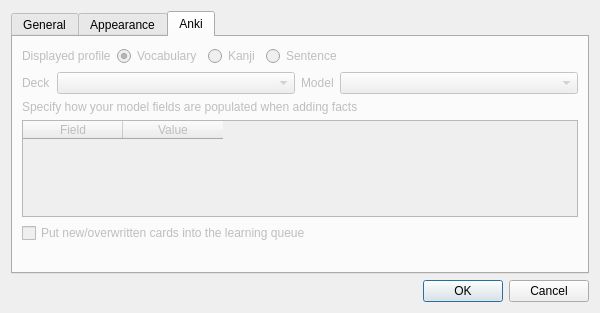
Old version of the form ui/preferences.ui in the repository dayjaby/yomisama.
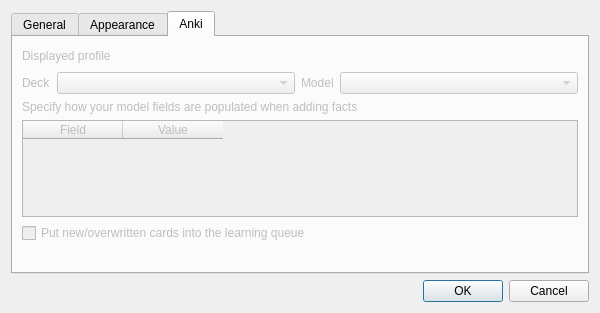
New version of the form.

```diff
--- a/ui/preferences.ui
+++ b/ui/preferences.ui
@@ -193,30 +193,6 @@
            </property>
           </widget>
          </item>
-         <item>
-          <widget class="QRadioButton" name="radioButtonVocab">
-           <property name="text">
-            <string>Vocabulary</string>
-           </property>
-           <property name="checked">
-            <bool>true</bool>
-           </property>
-          </widget>
-         </item>
-         <item>
-          <widget class="QRadioButton" name="radioButtonKanji">
-           <property name="text">
-            <string>Kanji</string>
-           </property>
-          </widget>
-         </item>
-         <item>
-          <widget class="QRadioButton" name="radioButtonSentence">
-           <property name="text">
-            <string>Sentence</string>
-           </property>
-          </widget>
-         </item>
          <item>
           <spacer name="horizontalSpacer">
            <property name="orientation">
```
